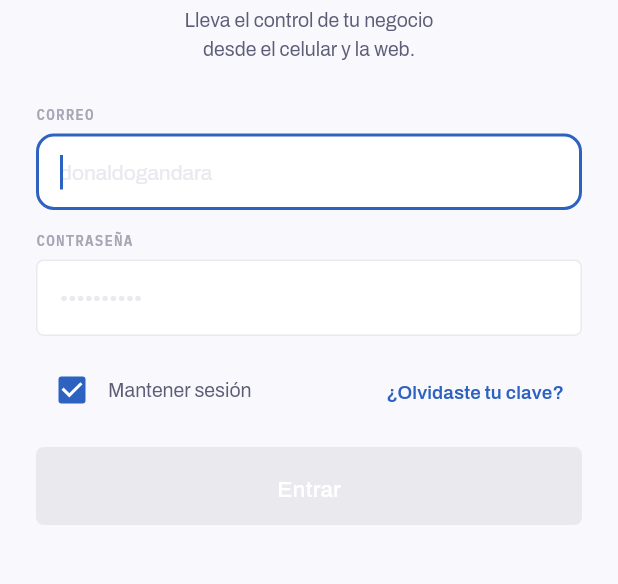
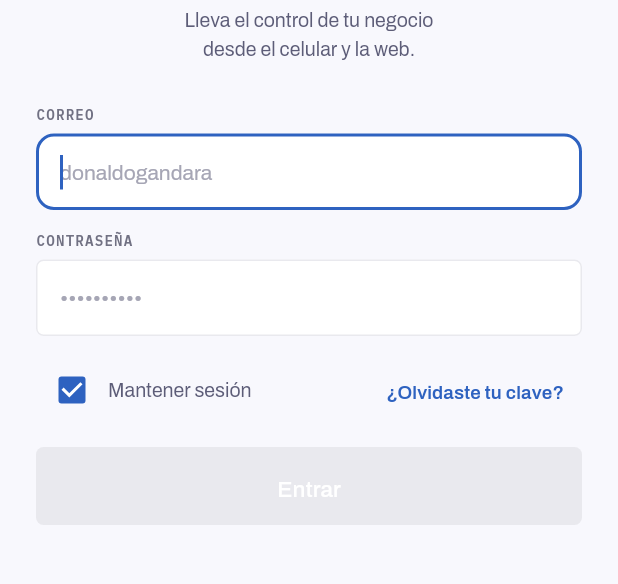
Before and after one commit to donaldoAndres1985/Regenta, a Flutter app: the screen it shows after launch, on a phone screen of 412 x 824 dp, the part 429-1013 px from its top. Run offline on Flutter 3.47's test engine with Material 3 defaults, Android fonts, the phone set to English and light mode, and no system bars; our stand-ins replace dio, drift, drift_flutter, flutter_riverpod, flutter_secure_storage, go_router; missing offline and left inert: mobile_scanner, workmanager; accounts and stored records are empty; generated files the repository leaves out were written again.

Commit message:
fix(tema): cargar las fuentes del tema en pruebas y devolver faint y muted a texto
- cargarFuentesDeRegenta registra cada familia con su nombre completo
  (packages/regenta_core/Nunito, como la pide PastelTheme) y con el corto
  (Archivo, como la pide RegentaType). Sin eso los goldens se pintaban con la
  fuente de pruebas.
- faint vuelve a ser el gris de placeholders e iconos de apoyo y muted el de
  texto terciario; desde Aurora eran casi blancos y los placeholders no se
  leian. La pantalla de inicio usa line2 donde los usaba como linea.

```diff
--- a/app/packages/core/lib/src/tema/regenta_colors.dart
+++ b/app/packages/core/lib/src/tema/regenta_colors.dart
@@ -10,8 +10,11 @@ abstract final class RegentaColors {
   static const sunken = Color(0xFFF1F1F5);
   static const ink = Color(0xFF25253A);
   static const ink2 = Color(0xFF5D5D78);
-  static const muted = Color(0xFFA6A6B5);
-  static const faint = Color(0xFFE9E9EE);
+  /// Texto terciario: etiquetas de campo, códigos secundarios.
+  static const muted = Color(0xFF717183);
+
+  /// Placeholders e íconos de apoyo. No es un borde: para eso, [line].
+  static const faint = Color(0xFFA6A6B5);
   static const line = Color(0xFFE7E7F2);
   static const line2 = Color(0xFFE9E9EE);
   static const accent = Color(0xFF2E62C0);
```
Also changed, not shown: app/apps/regenta/lib/src/ui/pantalla_inicio.dart (+13 -13 lines), app/packages/core/lib/src/tema/fuentes_de_regenta.dart (+12 -8 lines), 1 other file.
